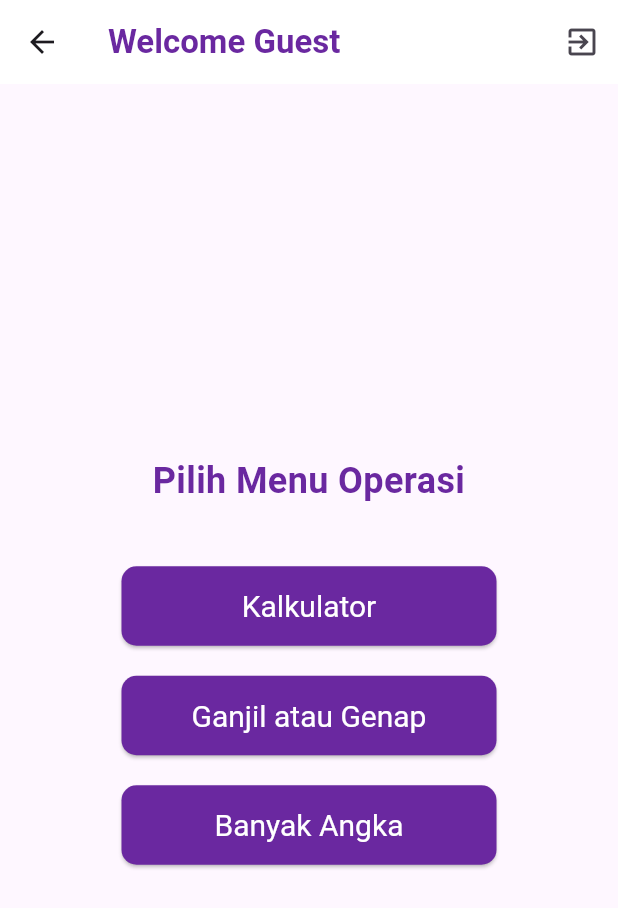
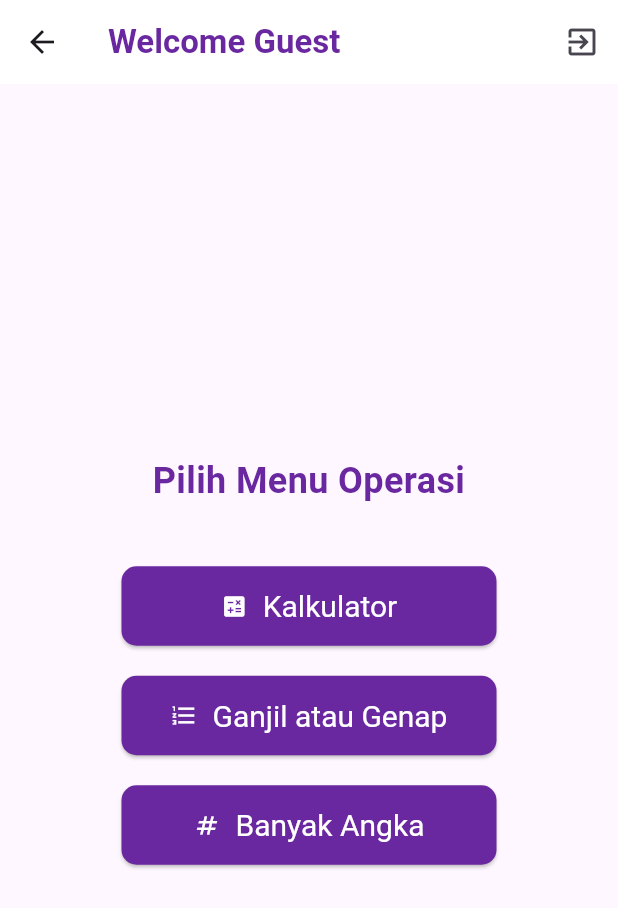
Before and after one commit to abeaar/Mobile-App, a Flutter app: the HomePage screen opened by its route, on a phone screen of 412 x 824 dp. Shown: the top 908 px of the screen. Run offline on Flutter 3.47's test engine with Material 3 defaults, Android fonts, the phone set to English and light mode, and no system bars; our stand-ins replace math_expressions.

Commit message:
update UI Menu

```diff
--- a/lib/home.dart
+++ b/lib/home.dart
@@ -47,12 +47,14 @@ class HomePage extends StatelessWidget {
                     textAlign: TextAlign.center,
                   ),
                   const SizedBox(height: 40),
-                  _buildMenuButton(context, 'Kalkulator', '/kalkulator'),
+                  _buildMenuButton(
+                      context, 'Kalkulator', '/kalkulator', Icons.calculate),
+                  const SizedBox(height: 20),
+                  _buildMenuButton(context, 'Ganjil atau Genap',
+                      '/ganjil_genap', Icons.format_list_numbered),
                   const SizedBox(height: 20),
                   _buildMenuButton(
-                      context, 'Ganjil atau Genap', '/ganjil_genap'),
-                  const SizedBox(height: 20),
-                  _buildMenuButton(context, 'Banyak Angka', '/banyak_angka'),
+                      context, 'Banyak Angka', '/banyak_angka', Icons.numbers),
                 ],
               ),
             ),
@@ -60,7 +62,8 @@ class HomePage extends StatelessWidget {
         ));
   }
 
-  Widget _buildMenuButton(BuildContext context, String label, String route) {
+  Widget _buildMenuButton(
+      BuildContext context, String label, String route, IconData icon) {
     return SizedBox(
       width: 250,
       child: ElevatedButton(
@@ -75,9 +78,15 @@ class HomePage extends StatelessWidget {
             borderRadius: BorderRadius.circular(10),
           ),
         ),
-      child: Text(label, style: const TextStyle(color: Colors.white)),
+        child: Row(
+          mainAxisAlignment: MainAxisAlignment.center,
+          children: [
+            Icon(icon, color: Colors.white), // Tambahkan ikon di sini
+            const SizedBox(width: 10), // Beri jarak antara ikon dan teks
+            Text(label, style: const TextStyle(color: Colors.white)),
+          ],
+        ),
       ),
     );
   }
-
 }
```
Also changed, not shown: 1 other file. Lines whose indentation alone changed are shown as unchanged.
